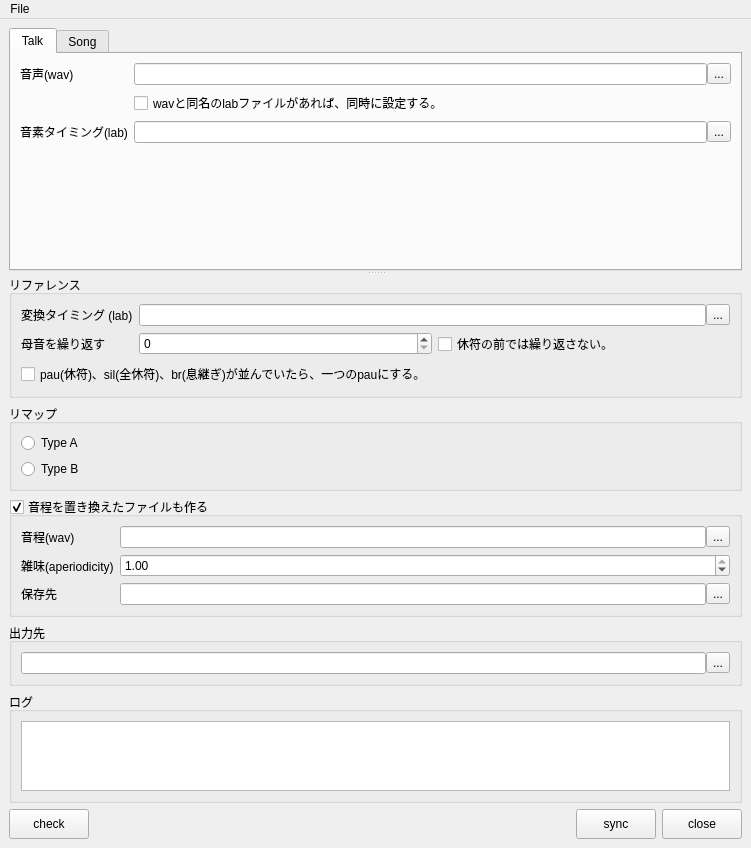
This is library/python/rs/tool/voice_sync/voice_sync.ui in nakano000/Resolve_Script as Qt 5 draws it before an edit. The edited form follows.
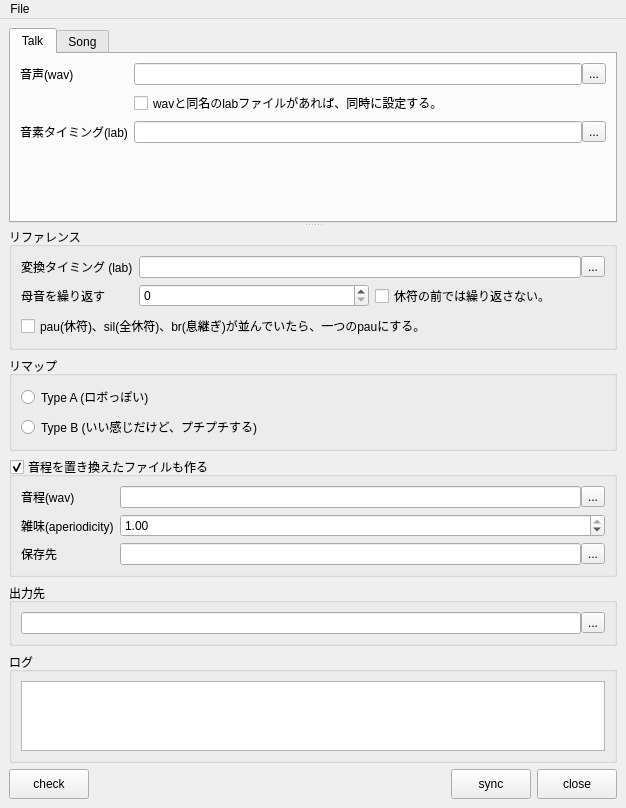
This is the edited form. Custom widgets are drawn as their Qt base class.

Commit message: コメント追加

The edit to the form file:
```diff
--- a/library/python/rs/tool/voice_sync/voice_sync.ui
+++ b/library/python/rs/tool/voice_sync/voice_sync.ui
@@ -6,8 +6,8 @@
    <rect>
     <x>0</x>
     <y>0</y>
-    <width>751</width>
-    <height>848</height>
+    <width>626</width>
+    <height>787</height>
    </rect>
   </property>
   <property name="windowTitle">
@@ -294,14 +294,14 @@
            <item>
             <widget class="QRadioButton" name="remapARadioButton">
              <property name="text">
-              <string>Type A</string>
+              <string>Type A (ロボっぽい)</string>
              </property>
             </widget>
            </item>
            <item>
             <widget class="QRadioButton" name="remapBRadioButton">
              <property name="text">
-              <string>Type B</string>
+              <string>Type B (いい感じだけど、プチプチする)</string>
              </property>
             </widget>
            </item>
@@ -509,7 +509,7 @@
     <rect>
      <x>0</x>
      <y>0</y>
-     <width>751</width>
+     <width>626</width>
      <height>21</height>
     </rect>
    </property>
```
The commit also changes 1 other file.
